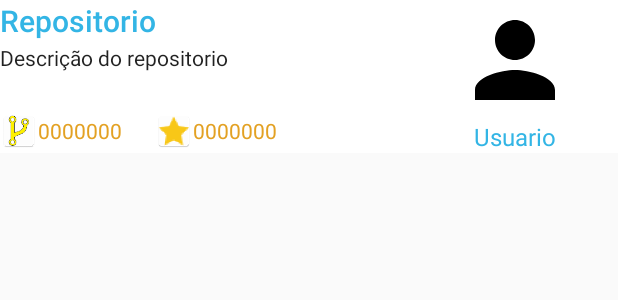
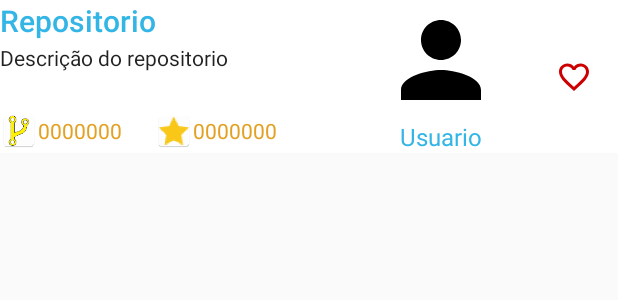
Before and after one commit to BarrionuLucas/ConsultaGithub, an Android app: the layout repository_cell.xml on its own in the app's theme, with its tools: preview values and no code run, on a phone screen of 412 x 824 dp. Shown: the top 300 px of the screen. Run offline under Robolectric (Android 15) with nearby library versions, the phone set to English and light mode, and no system bars.

Commit message:
Adicao de Filtros e Favoritos

```diff
--- a/app/src/main/AndroidManifest.xml
+++ b/app/src/main/AndroidManifest.xml
@@ -12,10 +12,12 @@
         android:supportsRtl="true"
         android:theme="@style/AppTheme">
         <activity android:name=".MainActivity">
+            <meta-data android:name="android.app.searchable" android:resource="@xml/searchable" />
+
             <intent-filter>
                 <action android:name="android.intent.action.MAIN" />
+                <action android:name="android.intent.action.SEARCH" />
                 <category android:name="android.intent.category.LAUNCHER" />
-
             </intent-filter>
         </activity>
         <activity android:name=".PullRequestActivity" />
--- /dev/null
+++ b/app/src/main/res/drawable/ic_favorite_border_black_24dp.xml
@@ -0,0 +1,9 @@
+<vector xmlns:android="http://schemas.android.com/apk/res/android"
+        android:width="24dp"
+        android:height="24dp"
+        android:viewportWidth="24.0"
+        android:viewportHeight="24.0">
+    <path
+        android:fillColor="#FF000000"
+        android:pathData="M16.5,3c-1.74,0 -3.41,0.81 -4.5,2.09C10.91,3.81 9.24,3 7.5,3 4.42,3 2,5.42 2,8.5c0,3.78 3.4,6.86 8.55,11.54L12,21.35l1.45,-1.32C18.6,15.36 22,12.28 22,8.5 22,5.42 19.58,3 16.5,3zM12.1,18.55l-0.1,0.1 -0.1,-0.1C7.14,14.24 4,11.39 4,8.5 4,6.5 5.5,5 7.5,5c1.54,0 3.04,0.99 3.57,2.36h1.87C13.46,5.99 14.96,5 16.5,5c2,0 3.5,1.5 3.5,3.5 0,2.89 -3.14,5.74 -7.9,10.05z"/>
+</vector>
--- a/app/src/main/res/layout/repository_cell.xml
+++ b/app/src/main/res/layout/repository_cell.xml
@@ -5,7 +5,7 @@
     android:layout_height="wrap_content"
     android:background="@android:color/white"
     android:orientation="horizontal"
-    android:weightSum="3">
+    android:weightSum="3.5">
 
     <LinearLayout
         android:layout_width="0dp"
@@ -21,7 +21,7 @@
             android:layout_width="match_parent"
             android:layout_height="0dp"
             android:id="@+id/tvRepositotio"
-            android:lines="1"
+            android:lines="2"
             android:layout_weight="2"/>
 
         <TextView
@@ -105,5 +105,20 @@
 
     </LinearLayout>
 
+    <LinearLayout
+        android:layout_width="0dp"
+        android:layout_height="match_parent"
+        android:orientation="vertical"
+        android:layout_weight="0.5">
+
+        <ImageButton
+            android:id="@+id/ivFav"
+            android:layout_width="match_parent"
+            android:layout_height="match_parent"
+            android:layout_gravity="center_vertical"
+            android:backgroundTint="@android:color/transparent"
+            android:src="@drawable/ic_favorite_border_black_24dp"
+            android:tint="@android:color/holo_red_dark" />
+    </LinearLayout>
 
 </LinearLayout>
--- /dev/null
+++ b/app/src/main/res/xml/searchable.xml
@@ -0,0 +1,6 @@
+<?xml version="1.0" encoding="utf-8"?>
+<searchable
+    xmlns:android="http://schemas.android.com/apk/res/android"
+    android:label="@string/app_name"
+    android:hint="Search repository">
+</searchable>
```
Also changed, not shown: app/src/main/java/br/com/lbarrionuevo/consultagithub/MainActivity.java (+38 -3 lines), app/src/main/java/br/com/lbarrionuevo/consultagithub/RepoAdapter.java (+56 -7 lines), app/src/main/res/drawable/ic_favorite_black_24dp.xml (added, +9 -0 lines), app/src/main/res/menu/main.xml (+4 -7 lines).
